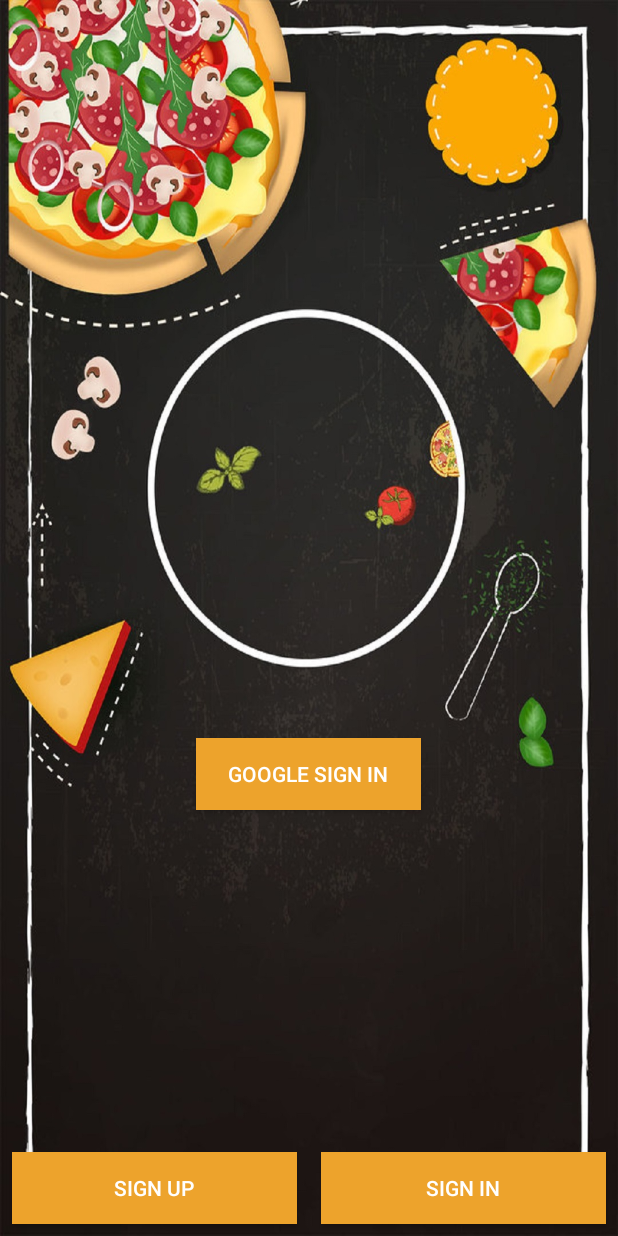
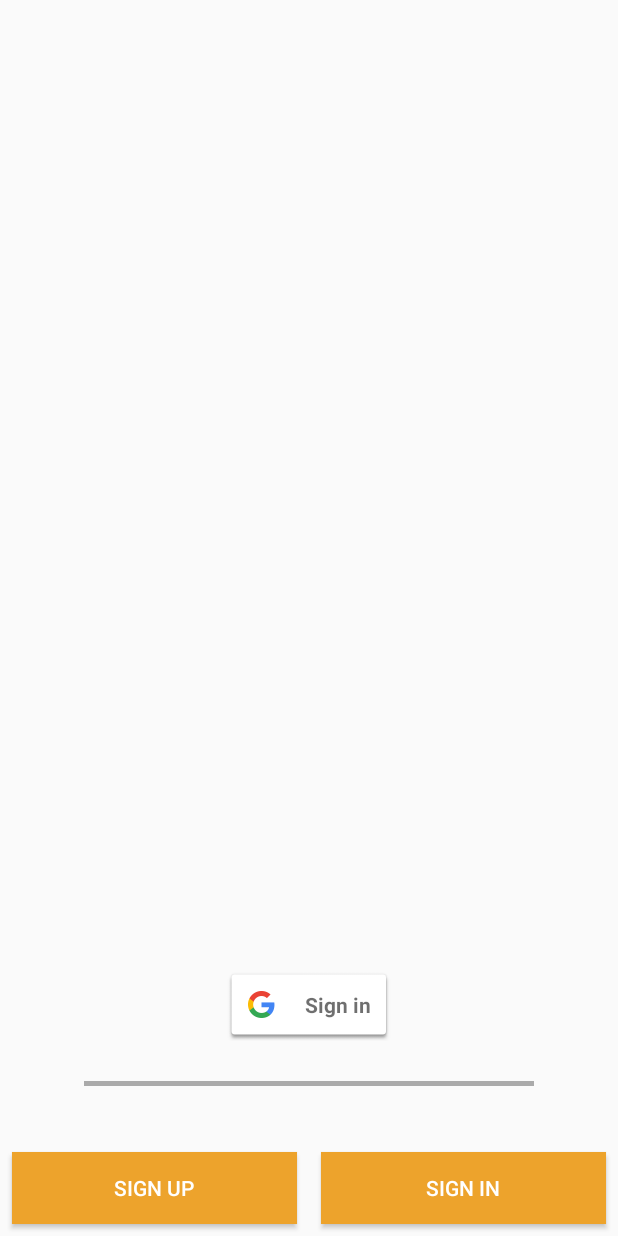
Before and after one commit to kuldeepbamrah/Serwe_Updated-master, an Android app: the screen it shows after launch (MainActivity), on a phone screen of 412 x 824 dp. Run offline under Robolectric (Android 15) with nearby library versions, the phone set to English and light mode, and no system bars.

Commit message:
Sign In Ui update

```diff
--- a/app/src/main/java/com/example/serwe/MainActivity.java
+++ b/app/src/main/java/com/example/serwe/MainActivity.java
@@ -19,6 +19,7 @@
 import com.google.android.gms.auth.api.signin.GoogleSignInClient;
 import com.google.android.gms.auth.api.signin.GoogleSignInOptions;
 import com.google.android.gms.common.ConnectionResult;
+import com.google.android.gms.common.SignInButton;
 import com.google.android.gms.common.api.ApiException;
 import com.google.android.gms.common.api.GoogleApiClient;
 import com.google.android.gms.tasks.Task;
@@ -26,6 +27,7 @@
 public class MainActivity extends AppCompatActivity {
 
     Button btnSignUp,btnSignIn,button3;
+    SignInButton gBtn;
     private static final int RC_SIGN_IN = 1;
     GoogleSignInClient mGoogleSignInClient ;
 
@@ -60,7 +62,8 @@
 
         btnSignIn = (Button)findViewById(R.id.btnSignIn);
         btnSignUp = (Button)findViewById(R.id.btnSignUp);
-        button3 = (Button)findViewById(R.id.button3);
+        //button3 = (Button)findViewById(R.id.button3);
+        gBtn = findViewById(R.id.gBtn);
 
         // Configure Google Sign In
         GoogleSignInOptions gso = new GoogleSignInOptions.Builder(GoogleSignInOptions.DEFAULT_SIGN_IN)
@@ -73,7 +76,7 @@
 
 
 
-        button3.setOnClickListener(new View.OnClickListener() {
+        gBtn.setOnClickListener(new View.OnClickListener() {
             @Override
             public void onClick(View v) {
                 signIn();
--- a/app/src/main/res/layout/activity_food_detail.xml
+++ b/app/src/main/res/layout/activity_food_detail.xml
@@ -32,7 +32,6 @@
                 android:layout_width="match_parent"
                 android:layout_height="match_parent"
                 android:contentDescription="@null"
-                android:scaleType="centerCrop"
                 app:layout_collapseMode="parallax"
                 />
 
--- a/app/src/main/res/layout/activity_food_list.xml
+++ b/app/src/main/res/layout/activity_food_list.xml
@@ -12,7 +12,7 @@
        <com.google.android.material.appbar.AppBarLayout
            android:id="@+id/app_bar_layout"
            android:layout_width="match_parent"
-           android:layout_height="wrap_content"
+           android:layout_height="350dp"
            android:theme="@style/AppTheme.AppBarOverlay"
            android:fitsSystemWindows="true"
            >
@@ -20,7 +20,7 @@
        <com.google.android.material.appbar.CollapsingToolbarLayout
            android:id="@+id/collapsing"
            android:layout_width="match_parent"
-           android:layout_height="350dp"
+           android:layout_height="match_parent"
            android:fitsSystemWindows="true"
            app:layout_scrollFlags="scroll|exitUntilCollapsed"
            app:contentScrim="#0e0d0e"
@@ -29,7 +29,7 @@
     <ImageView
         android:id="@+id/img_restaurantdetail"
         android:layout_width="match_parent"
-        android:layout_height="320dp"
+        android:layout_height="match_parent"
         android:src="@drawable/order"
         android:scaleType="centerCrop"
         />
--- a/app/src/main/res/layout/activity_main.xml
+++ b/app/src/main/res/layout/activity_main.xml
@@ -4,20 +4,39 @@
     xmlns:tools="http://schemas.android.com/tools"
     android:layout_width="match_parent"
     android:layout_height="match_parent"
-    android:background="@drawable/background"
     tools:context="com.example.serwe.MainActivity">
 
     <LinearLayout
         android:orientation="vertical"
         android:layout_width="wrap_content"
         android:layout_height="wrap_content"
-        android:layout_centerVertical="true"
-        android:layout_alignParentStart="true"
+        android:layout_alignParentBottom="true"
+        android:layout_marginBottom="130dp"
+        android:layout_centerInParent="true"
+
         android:id="@+id/linearLayout2">
+
+        <com.google.android.gms.common.SignInButton
+            android:layout_width="wrap_content"
+            android:layout_height="wrap_content"
+            android:id="@+id/gBtn"
+            >
+
+        </com.google.android.gms.common.SignInButton>
 
 
 
 
+
+    </LinearLayout>
+
+    <LinearLayout
+        android:layout_width="300dp"
+        android:layout_height="3dp"
+        android:background="@android:color/darker_gray"
+        android:layout_alignParentBottom="true"
+        android:layout_marginBottom="100dp"
+        android:layout_centerInParent="true">
 
     </LinearLayout>
 
@@ -53,16 +72,18 @@
             android:layout_margin="8dp" />
     </LinearLayout>
 
-    <Button
-        android:id="@+id/button3"
-        android:layout_width="150dp"
-        android:textColor="@android:color/background_light"
-        android:layout_height="wrap_content"
-        android:background="@color/colorPrimaryDark"
-        android:layout_below="@+id/linearLayout2"
-        android:layout_centerHorizontal="true"
-        android:layout_marginTop="80dp"
+<!--    <Button-->
+<!--        android:id="@+id/button3"-->
+<!--        android:layout_width="150dp"-->
+<!--        android:textColor="@android:color/background_light"-->
+<!--        android:layout_height="wrap_content"-->
+<!--        android:background="@color/colorPrimaryDark"-->
+<!--        android:layout_below="@+id/linearLayout2"-->
+<!--        android:layout_centerHorizontal="true"-->
+<!--        android:layout_marginTop="80dp"-->
 
-        android:text="Google Sign In" />
+<!--        android:text="Google Sign In" />-->
+
+
 
 </RelativeLayout>
```
